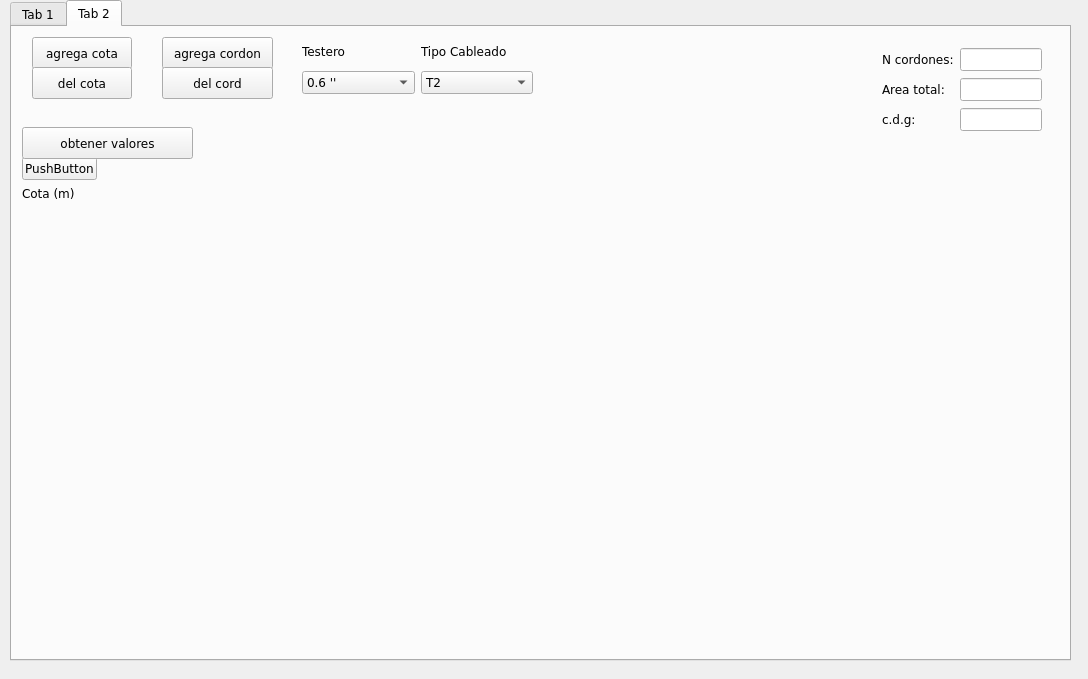
Old version of the form ui_files/herramienta_trapecios_v8.ui in the repository Sady-Guzman/herramienta_practica.
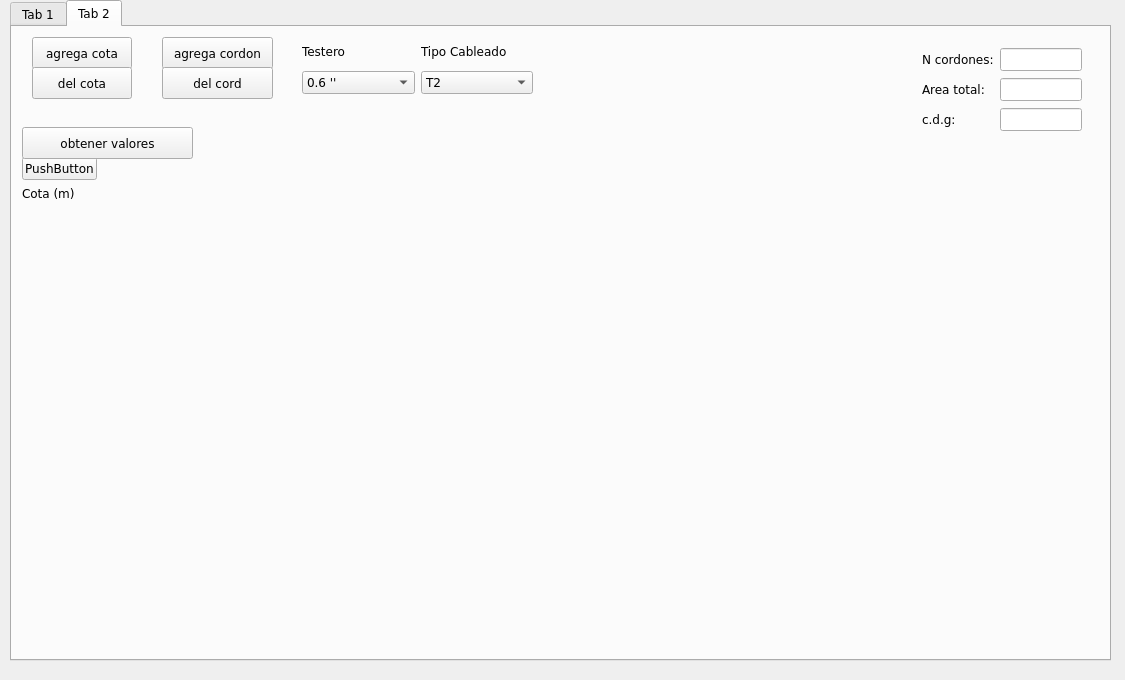
New version of the form.

What changed in the file:
```diff
--- a/ui_files/herramienta_trapecios_v8.ui
+++ b/ui_files/herramienta_trapecios_v8.ui
@@ -6,8 +6,8 @@
    <rect>
     <x>0</x>
     <y>0</y>
-    <width>1088</width>
-    <height>679</height>
+    <width>1125</width>
+    <height>680</height>
    </rect>
   </property>
   <property name="font">
@@ -25,7 +25,7 @@
     <rect>
      <x>10</x>
      <y>0</y>
-     <width>1061</width>
+     <width>1101</width>
      <height>661</height>
     </rect>
    </property>
@@ -427,7 +427,7 @@
       <rect>
        <x>10</x>
        <y>130</y>
-       <width>1021</width>
+       <width>1061</width>
        <height>351</height>
       </rect>
      </property>
@@ -554,7 +554,7 @@
     <widget class="QWidget" name="gridLayoutWidget_3">
      <property name="geometry">
       <rect>
-       <x>870</x>
+       <x>910</x>
        <y>20</y>
        <width>160</width>
        <height>85</height>
```
